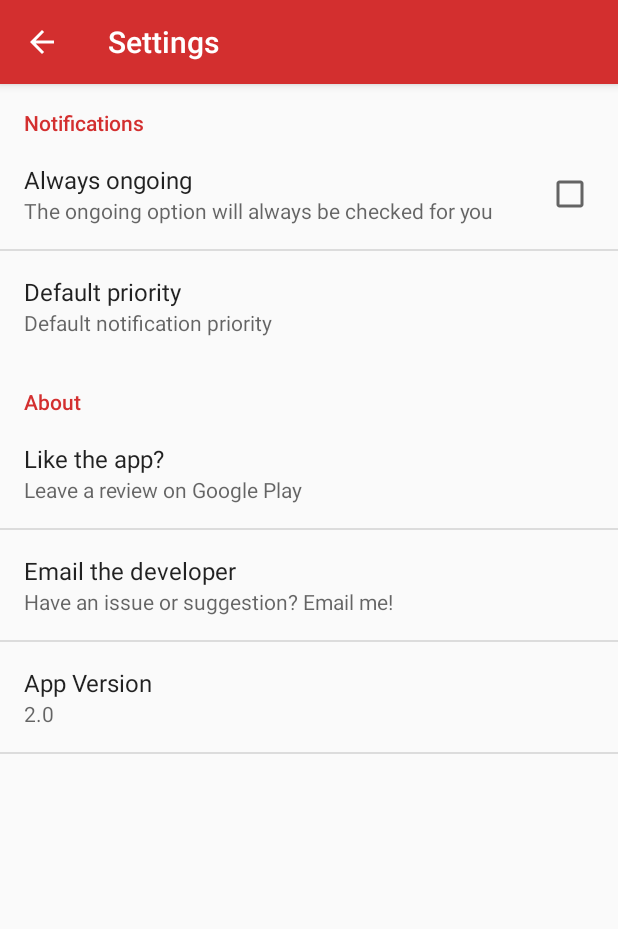
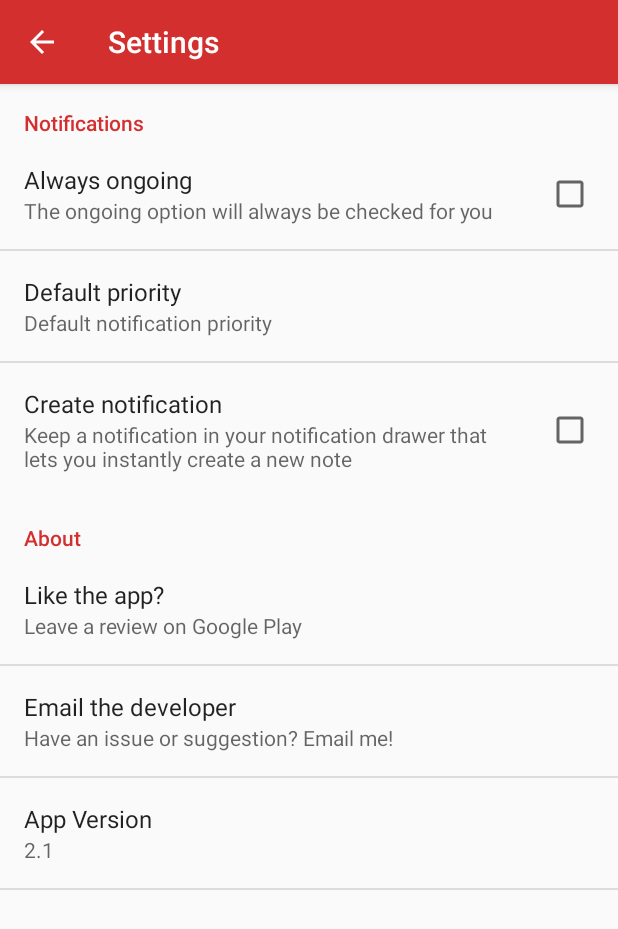
Before and after one commit to guvery/NotifyMe, an Android app: the screen it shows after launch (SettingsActivity), in the options menu, after a tap on "Settings", on a phone screen of 412 x 824 dp. Shown: the top 929 px of the screen. Run offline under Robolectric (Android 15) with nearby library versions, the phone set to English and light mode, and no system bars; libraries missing offline, so code that uses them is left out: com.melnykov.fab; 2 statements that could not run were skipped.

Commit message:
updated to 2.1
added an option to easily create notifications from the notification
drawer

```diff
--- a/app/build.gradle
+++ b/app/build.gradle
@@ -8,8 +8,8 @@ android {
         applicationId "com.guvery.notifyme"
         minSdkVersion 16
         targetSdkVersion 21
-        versionCode 14
-        versionName "2.0"
+        versionCode 15
+        versionName "2.1"
     }
     buildTypes {
         release {
--- a/app/src/main/java/com/guvery/notifyme/CreateActivity.java
+++ b/app/src/main/java/com/guvery/notifyme/CreateActivity.java
@@ -3,7 +3,6 @@ package com.guvery.notifyme;
 import android.app.AlertDialog;
 import android.content.Intent;
 import android.content.SharedPreferences;
-import android.media.Image;
 import android.os.Bundle;
 import android.preference.PreferenceManager;
 import android.support.v7.app.ActionBarActivity;
--- a/app/src/main/java/com/guvery/notifyme/MainActivity.java
+++ b/app/src/main/java/com/guvery/notifyme/MainActivity.java
@@ -7,8 +7,6 @@ import android.content.Context;
 import android.content.DialogInterface;
 import android.content.Intent;
 import android.content.SharedPreferences;
-import android.content.pm.PackageInfo;
-import android.content.pm.PackageManager;
 import android.os.Bundle;
 import android.preference.PreferenceManager;
 import android.support.v7.app.ActionBarActivity;
@@ -28,30 +26,34 @@ import java.util.ArrayList;
 
 /**
  * Things to check before updating:
- * on upgrade, icons dont show from old history notifications
+ * Bump version code + name + string app_version
+ *
+ * Currently SettingsActivity accesses the static Notifier.ontoggle method
+ * I need to somehow get settingsactivity its own notifier instance with context(!)
+ * so i can add the L settings option when long pressing the create notif in notif drawer
+ *
  */
 
-
 public class MainActivity extends ActionBarActivity {
-    public static final String NOTIF_FOLDER = "notifications";
-    private final Context mContext = this;
     private RecyclerView mRecyclerView;
     private RecyclerView.Adapter mAdapter;
-    private RecyclerView.LayoutManager mLayoutManager;
     private Notifier mNotifier;
     private NotificationHistory mNotifHistory;
     private ArrayList<Notif> mDataSet;
     private TextView empty;
+    private SharedPreferences mSharedPrefs;
+
+    private final Context mContext = this;
+    public static final String NOTIF_FOLDER = "notifications";
 
     @Override
     protected void onCreate(Bundle savedInstanceState) {
         super.onCreate(savedInstanceState);
         setContentView(R.layout.activity_history);
 
-        // Disable shadow
-        //getSupportActionBar().setElevation(0);
+        empty = (TextView) findViewById(R.id.empty);
 
-        empty = (TextView) findViewById(R.id.empty);
+        mSharedPrefs = PreferenceManager.getDefaultSharedPreferences(this);
 
         // Set up our notifier (to clear notifications etc..)
         mNotifier = new Notifier(this);
@@ -117,33 +119,34 @@ public class MainActivity extends ActionBarActivity {
             onNewIntent(intent);
         }
 
-        // PLEASE DON'T READ THIS CODE JUST FORGET IT EVER HAPPENED LOOK A PUPPY
-        SharedPreferences sp = PreferenceManager.getDefaultSharedPreferences(this);
-        if (!sp.getBoolean("com.guvery.notifyme.iconsFixed14", false)) {
-            // I am too motherfucking goddamn lazy to figure out why my icons fuck up when
-            // upgrading to the new version of this app (14) (Drawable ids changing or
-            // SOME SHIT FUCK)
-            ArrayList<Notif> littleFuckers = new ArrayList<>();
+        // Uhh...
+        if (!mSharedPrefs.getBoolean("com.guvery.notifyme.iconsFixed14", false)) {
+            // Find the icons that mess up on upgrade to 14
+            ArrayList<Notif> messUps = new ArrayList<>();
             for (Notif n : mDataSet) {
-                if (!ImageAdapter.isAnIcon(n.getImageId())) { // if icon is invalid
-                    littleFuckers.add(n);
+                if (!ImageAdapter.isAnIcon(n.getImageId())) {
+                    messUps.add(n);
                 }
             }
-            // ALL these NOTIF ARE CONFIRMED FOR BEING LITTLE CUNT LICKING FUCK FACES; DELETE
-            // AND REMAKE THESE FAGS WITH CORRECT PARAMETERS
-            for (Notif n : littleFuckers) {
+            // Fix em
+            for (Notif n : messUps) {
                 n.setImageId(CreateActivity.DEFAULT_ICON);
                 removeNotification(n);
                 mNotifHistory.add(n);
                 refreshList();
             }
-            sp.edit().putBoolean("com.guvery.notifyme.iconsFixed14", true).apply();
+            mSharedPrefs.edit().putBoolean("com.guvery.notifyme.iconsFixed14", true).apply();
         }
     }
 
     @Override
     public void onResume() {
         super.onResume();
+
+        // Create it on start
+        Notifier.toggleCreateNotification(
+                mSharedPrefs.getBoolean("settings_create_notification", false));
+
         refreshList();
     }
 
--- a/app/src/main/java/com/guvery/notifyme/Notif.java
+++ b/app/src/main/java/com/guvery/notifyme/Notif.java
@@ -1,6 +1,4 @@
 package com.guvery.notifyme;
-
-import java.io.Serializable;
 
 /**
  * Created by Aaron on 10/27/2014.
--- a/app/src/main/java/com/guvery/notifyme/NotificationHistory.java
+++ b/app/src/main/java/com/guvery/notifyme/NotificationHistory.java
@@ -1,9 +1,4 @@
 package com.guvery.notifyme;
-
-import android.content.Context;
-import android.content.SharedPreferences;
-import android.content.pm.PackageInfo;
-import android.preference.PreferenceManager;
 
 import java.io.BufferedReader;
 import java.io.BufferedWriter;
--- a/app/src/main/java/com/guvery/notifyme/Notifier.java
+++ b/app/src/main/java/com/guvery/notifyme/Notifier.java
@@ -2,10 +2,13 @@ package com.guvery.notifyme;
 
 import android.app.NotificationManager;
 import android.app.PendingIntent;
+import android.app.TaskStackBuilder;
 import android.content.Context;
 import android.content.Intent;
 import android.content.SharedPreferences;
+import android.os.Build;
 import android.preference.PreferenceManager;
+import android.service.notification.NotificationListenerService;
 import android.support.v4.app.NotificationCompat;
 
 /**
@@ -15,7 +18,9 @@ public class Notifier {
     private int mId;
     private NotificationManager mNotifManager;
     private SharedPreferences mPrefs;
-    private Context mContext;
+    private static Context mContext;
+
+    public static final int CREATE_NOTIFICATION_ID = 99999; // I hope they don't make 99999 notifications
 
     public Notifier(Context context) {
         mNotifManager = (NotificationManager)
@@ -42,15 +47,9 @@ public class Notifier {
         Intent resultIntent = new Intent(mContext, MainActivity.class);
         resultIntent.addFlags(Intent.FLAG_ACTIVITY_CLEAR_TOP
                 | Intent.FLAG_ACTIVITY_NEW_TASK);
-
         resultIntent.putExtra("com.guvery.notifyme.isNotification", true);
         resultIntent.putExtra("com.guvery.notifyme.Id", mId);
-        //TaskStackBuilder stackBuilder = TaskStackBuilder.create(mContext);
-        //stackBuilder.addParentStack(MyActivity.class);
-        //stackBuilder.addNextIntent(resultIntent);
 
-        //PendingIntent resultPendingIntent = stackBuilder.getPendingIntent(
-        //0, PendingIntent.FLAG_UPDATE_CURRENT);
         PendingIntent resultPendingIntent = PendingIntent.getActivity(mContext, mId,
                 resultIntent, PendingIntent.FLAG_UPDATE_CURRENT);
         mBuilder.setContentIntent(resultPendingIntent);
@@ -69,6 +68,39 @@ public class Notifier {
         }
 
         return true;
+    }
+
+    // this is static oh god pls find a fix
+    public static void toggleCreateNotification(boolean on) {
+        NotificationManager notificationManager = (NotificationManager)
+                mContext.getSystemService(Context.NOTIFICATION_SERVICE);
+        if (on) {
+            Intent resultIntent = new Intent(mContext, CreateActivity.class);
+            Intent homeIntent = new Intent(mContext, MainActivity.class);
+
+            // Set back stack so when the notif is tapped back brings you to the main app
+            // Only problem is this clears the stack so anything you had open
+            // before you tapped the notif is gone
+            TaskStackBuilder stackBuilder = TaskStackBuilder.create(mContext);
+            stackBuilder.addParentStack(MainActivity.class);
+            stackBuilder.addNextIntent(homeIntent);
+            stackBuilder.addNextIntent(resultIntent);
+
+            PendingIntent resultPendingIntent = stackBuilder.getPendingIntent(
+                    0, PendingIntent.FLAG_ONE_SHOT);
+
+            NotificationCompat.Builder mBuilder = new NotificationCompat.Builder(mContext);
+            mBuilder.setContentTitle("Notify")
+                    .setContentText("Tap to create a notification")
+                    .setSmallIcon(R.drawable.ic_launcher_letter)
+                    .setOngoing(true)
+                    .setPriority(-2);
+            mBuilder.setContentIntent(resultPendingIntent);
+
+            notificationManager.notify(CREATE_NOTIFICATION_ID, mBuilder.build());
+        } else {
+            notificationManager.cancel(CREATE_NOTIFICATION_ID);
+        }
     }
 
     public void notifyFromHistory(Notif n) {
--- a/app/src/main/java/com/guvery/notifyme/SettingsActivity.java
+++ b/app/src/main/java/com/guvery/notifyme/SettingsActivity.java
@@ -1,9 +1,11 @@
 package com.guvery.notifyme;
 
+import android.content.SharedPreferences;
 import android.os.Bundle;
 import android.preference.PreferenceFragment;
 import android.support.v7.app.ActionBarActivity;
 import android.view.MenuItem;
+import android.widget.Toast;
 
 public class SettingsActivity extends ActionBarActivity {
 
@@ -26,13 +28,35 @@ public class SettingsActivity extends ActionBarActivity {
         }
     }
 
-    public static class SettingsFragment extends PreferenceFragment {
+    public static class SettingsFragment extends PreferenceFragment
+            implements SharedPreferences.OnSharedPreferenceChangeListener {
         @Override
         public void onCreate(Bundle savedInstanceState) {
             super.onCreate(savedInstanceState);
-
             // Load the preferences from an XML resource
             addPreferencesFromResource(R.layout.activity_settings);
         }
+
+        @Override
+        public void onResume() {
+            super.onResume();
+            // Set up a listener whenever a key changes
+            getPreferenceScreen().getSharedPreferences()
+                    .registerOnSharedPreferenceChangeListener(this);
+        }
+
+        @Override
+        public void onPause() {
+            super.onPause();
+            // Set up a listener whenever a key changes
+            getPreferenceScreen().getSharedPreferences()
+                    .unregisterOnSharedPreferenceChangeListener(this);
+        }
+
+        @Override
+        public void onSharedPreferenceChanged(SharedPreferences sharedPreferences, String key) {
+            Notifier.toggleCreateNotification(
+                    sharedPreferences.getBoolean("settings_create_notification", false));
+        }
     }
 }
--- a/app/src/main/res/layout/activity_history.xml
+++ b/app/src/main/res/layout/activity_history.xml
@@ -15,7 +15,7 @@
         android:id="@+id/history_view"
         android:layout_width="match_parent"
         android:layout_height="match_parent"
-        android:scrollbars="vertical"/>
+        android:scrollbars="vertical" />
 
     <com.melnykov.fab.FloatingActionButton
         android:id="@+id/fab_create"
@@ -31,7 +31,7 @@
         android:layout_marginBottom="16dp"
         android:layout_marginRight="16dp"
         android:layout_marginEnd="16dp"
-        android:onClick="create"/>
+        android:onClick="create" />
 
     <TextView
         android:id="@+id/empty"
@@ -40,6 +40,6 @@
         android:textSize="20sp"
         android:fontFamily="sans-serif-light"
         android:gravity="center"
-        android:text="@string/history_list_empty"/>
+        android:text="@string/history_list_empty" />
 
 </RelativeLayout>
--- a/app/src/main/res/layout/activity_settings.xml
+++ b/app/src/main/res/layout/activity_settings.xml
@@ -19,6 +19,12 @@
             android:key="default_priority"
             android:summary="@string/priority_list_preference_summary"
             android:title="@string/priority_list_preference" />
+
+        <CheckBoxPreference
+            android:defaultValue="false"
+            android:key="settings_create_notification"
+            android:summary="@string/create_notification_summary"
+            android:title="@string/create_notification" />
 
         <!-- <ListPreference
                 android:id="@+id/history_action"
--- a/app/src/main/res/layout/icon_picker.xml
+++ b/app/src/main/res/layout/icon_picker.xml
@@ -9,4 +9,4 @@
     android:verticalSpacing="8dp"
     android:horizontalSpacing="8dp"
     android:stretchMode="columnWidth"
-          android:gravity="center"/>
+    android:gravity="center" />
--- a/app/src/main/res/values/colors.xml
+++ b/app/src/main/res/values/colors.xml
@@ -14,6 +14,7 @@
 
     <item name="accent" type="color">#D32F2F</item>
     <item name="accent_pressed" type="color">#B71C1C</item>
-    <item name="accent_ripple" type="color">#B71C1C</item> <!--E57373-->
+    <item name="accent_ripple" type="color">#B71C1C</item>
+    <!--E57373-->
 
 </resources>
```
Also changed, not shown: app/src/main/AndroidManifest.xml (+5 -6 lines), app/src/main/res/layout/activity_main.xml (+9 -4 lines), app/src/main/res/layout/listview_history.xml (+4 -4 lines), app/src/main/res/menu/menu_main.xml (+7 -3 lines), app/src/main/res/values/strings.xml (+6 -5 lines). Lines whose indentation alone changed are shown as unchanged.
